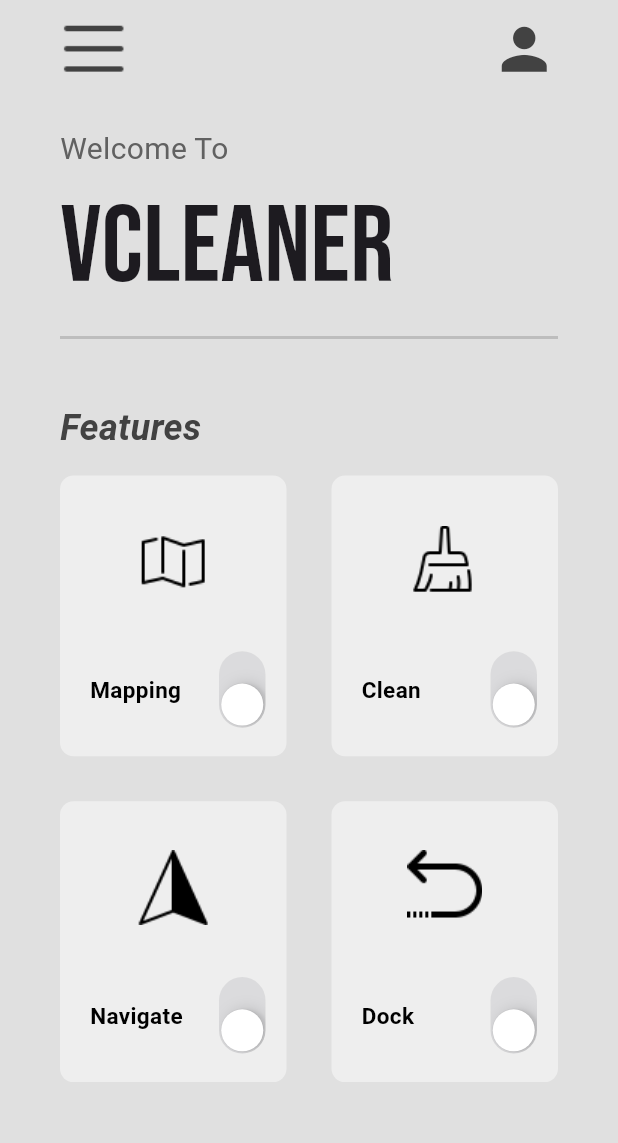
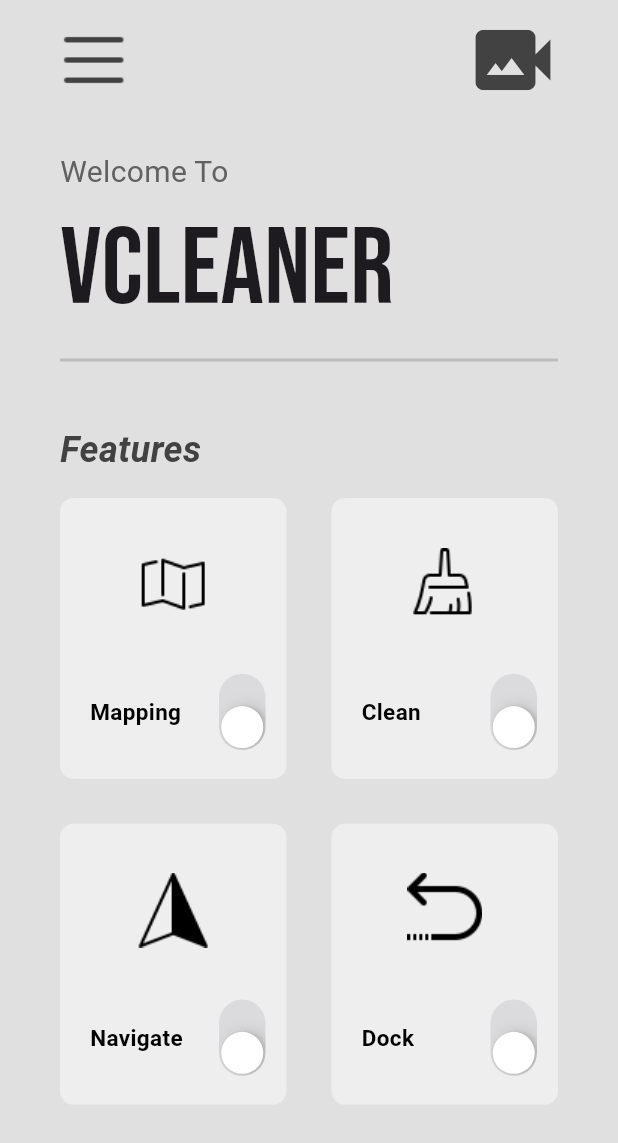
Before and after one commit to MarwanMagdy0/7abrakny, a Flutter app: the screen it shows after launch, on a phone screen of 412 x 824 dp. Shown: the top 1143 px of the screen. Run offline on Flutter 3.47's test engine with Material 3 defaults, Android fonts, the phone set to English and light mode, and no system bars; our stand-ins replace google_fonts.

Commit message:
Adding Video Icon Navigating an empty page.

```diff
--- a/vcleaner/lib/pages/home_page.dart
+++ b/vcleaner/lib/pages/home_page.dart
@@ -1,5 +1,6 @@
 import 'package:flutter/material.dart';
 import 'package:google_fonts/google_fonts.dart';
+import 'package:vcleaner/pages/video_page.dart';
 import 'package:vcleaner/utils/features_box.dart';
 
 
@@ -62,10 +63,15 @@ class _HomePageState extends State<HomePage> {
                     height: 45,
                     color: Colors.grey[800],),
 
-                  Icon(
-                    Icons.person,
-                    size: 45,
-                    color: Colors.grey[800],)
+                  GestureDetector(
+                    onTap: () {
+                      Navigator.push(context, MaterialPageRoute(builder: (context) => VideoPage()));
+                    },
+                    child: Icon(
+                      Icons.video_camera_back,
+                      size: 60,
+                      color: Colors.grey[800],),
+                  )
                 ],
               ),
             ),
--- a/vcleaner/pubspec.yaml
+++ b/vcleaner/pubspec.yaml
@@ -28,6 +28,8 @@ environment:
 # the latest version available on pub.dev. To see which dependencies have newer
 # versions available, run `flutter pub outdated`.
 dependencies:
+  video_player: ^2.8.1
+  chewie: ^1.7.4
   flutter:
     sdk: flutter
 
```
Also changed, not shown: vcleaner/lib/pages/video_page.dart (added, +14 -0 lines), vcleaner/pubspec.lock, 1 other file.
